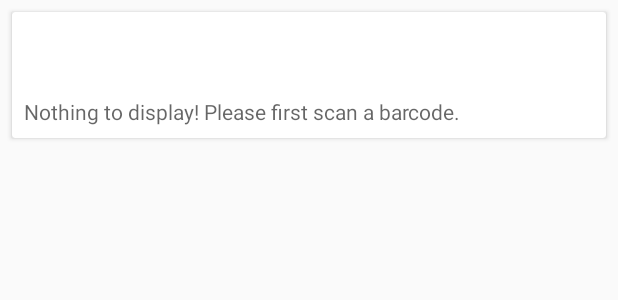
After one commit to Huw-man/SICK-AR, an Android app: the layout list_item.xml on its own in the app's theme, with its tools: preview values and no code run, on a phone screen of 412 x 824 dp. The commit adds this screen. Shown: the top 300 px of the screen. Run offline under Robolectric (Android 15) with nearby library versions, the phone set to English and light mode, and no system bars.

Commit message:
initial cardview

```diff
--- a/app/build.gradle
+++ b/app/build.gradle
@@ -37,6 +37,7 @@ dependencies {
     implementation 'com.google.firebase:firebase-core:16.0.9'
     implementation 'com.android.volley:volley:1.1.1'
     implementation "androidx.lifecycle:lifecycle-extensions:2.0.0"
+    implementation 'com.android.support:cardview-v7:28.0.0'
 }
 
 apply plugin: 'com.google.gms.google-services'
--- /dev/null
+++ b/app/src/main/java/com/example/sickar3/Item.java
@@ -0,0 +1,5 @@
+package com.example.sickar3;
+
+class Item {
+
+}
--- /dev/null
+++ b/app/src/main/res/layout/list_item.xml
@@ -0,0 +1,31 @@
+<?xml version="1.0" encoding="utf-8"?>
+<androidx.cardview.widget.CardView xmlns:android="http://schemas.android.com/apk/res/android"
+    android:layout_width="match_parent"
+    android:layout_height="wrap_content"
+    android:layout_margin="8dp">
+
+    <LinearLayout
+        android:layout_width="match_parent"
+        android:layout_height="wrap_content"
+        android:orientation="vertical">
+
+        <TextView
+            android:id="@+id/title"
+            style="@style/TextAppearance.AppCompat.Headline"
+            android:layout_width="wrap_content"
+            android:layout_height="wrap_content"
+            android:padding="8dp"
+            android:text="@string/title_placeholder"
+            android:theme="@style/ThemeOverlay.AppCompat.Dark" />
+
+        <TextView
+            android:id="@+id/body"
+            style="@style/TextAppearance.AppCompat.Body1"
+            android:layout_width="wrap_content"
+            android:layout_height="wrap_content"
+            android:padding="8dp"
+            android:text="@string/barcode_info_default"
+            android:textColor="?android:textColorSecondary" />
+    </LinearLayout>
+
+</androidx.cardview.widget.CardView>
--- a/app/src/main/res/values/strings.xml
+++ b/app/src/main/res/values/strings.xml
@@ -2,4 +2,5 @@
     <string name="app_name">SickAR3</string>
     <string name="togglebutton">info</string>
     <string name="barcode_info_default">Nothing to display! Please first scan a barcode.</string>
+    <string name="title_placeholder">Title</string>
 </resources>
```
Also changed, not shown: app/src/main/java/com/example/sickar3/InfoListAdapter.java (added, +77 -0 lines), app/src/main/java/com/example/sickar3/MainActivity.java (+24 -8 lines), app/src/main/res/layout/activity_main.xml (+11 -39 lines).
